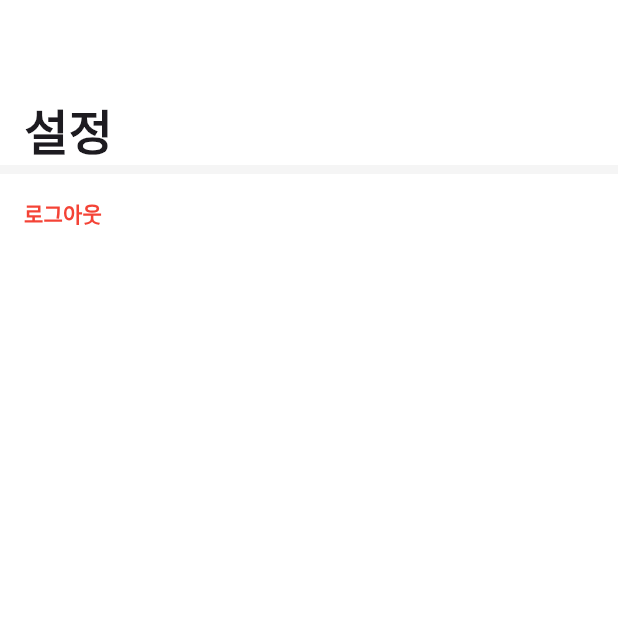
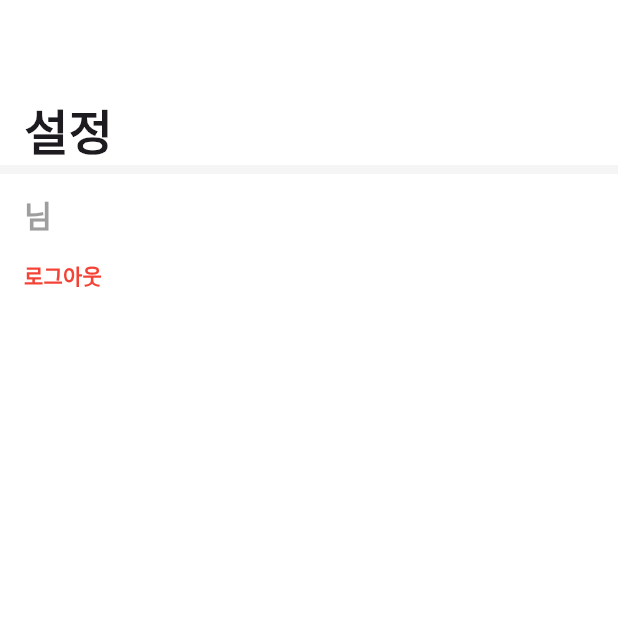
Before and after one commit to SSU-Team-Project/SSUMAP, a Flutter app: the RootTab screen opened directly, item 2 of the bottom bar chosen, after a tap on the "menu" icon, on a phone screen of 412 x 824 dp, the top half of it. Run offline on Flutter 3.47's test engine with Material 3 defaults, Android fonts, the phone set to English and light mode, and no system bars; our stand-ins replace cloud_firestore, firebase_auth, firebase_core, firebase_messaging, flutter_svg, geolocator and 4 more; missing offline and left inert: fluttermoji; accounts and stored records are empty; Roboto replaces fonts that are missing (Pretendard); project files that could hold a hidden picture were left out.

Commit message:
버그 수정 및 미기능 파트 이미지 표시

```diff
--- a/lib/common/layout/default_layout.dart
+++ b/lib/common/layout/default_layout.dart
@@ -49,9 +49,13 @@ class DefaultLayout extends StatelessWidget {
                   ),
                   textAlign: TextAlign.start,
                 ),
-                if(title == 'MY')IconButton(onPressed: (){Navigator.of(context).push(
-                  MaterialPageRoute(builder: (_) => SettingScreen()),
-                );}, icon: Icon(Icons.menu, size: 32.0,))
+                if (title == 'MY')
+                  IconButton(
+                    onPressed: () {
+                      Navigator.of(context).push(_createRoute());
+                    },
+                    icon: Icon(Icons.menu, size: 32.0),
+                  ),
               ],
             ),
           ],
@@ -59,4 +63,23 @@ class DefaultLayout extends StatelessWidget {
       );
     }
   }
+
+  // 새로운 화면으로 전환할 때의 애니메이션을 정의하는 함수
+  Route _createRoute() {
+    return PageRouteBuilder(
+      pageBuilder: (context, animation, secondaryAnimation) => SettingScreen(),
+      transitionsBuilder: (context, animation, secondaryAnimation, child) {
+        const begin = Offset(1.0, 0.0); // 오른쪽에서 시작
+        const end = Offset.zero; // 중앙으로 이동
+        const curve = Curves.ease;
+
+        var tween = Tween(begin: begin, end: end).chain(CurveTween(curve: curve));
+
+        return SlideTransition(
+          position: animation.drive(tween),
+          child: child,
+        );
+      },
+    );
+  }
 }
--- a/lib/main.dart
+++ b/lib/main.dart
@@ -1,6 +1,7 @@
 import 'package:firebase_core/firebase_core.dart';
 import 'package:firebase_messaging/firebase_messaging.dart';
 import 'package:flutter/material.dart';
+import 'package:ssumap/common/view/root_tab.dart';
 import 'package:ssumap/options/firebase_options.dart';
 import 'package:ssumap/onboarding/view/splash_screen.dart';
 
@@ -11,7 +12,6 @@ void main() async{
   );
 
   String? _fcmToken = await FirebaseMessaging.instance.getToken();
-  print('TOKEN: $_fcmToken');
 
   runApp(
     MaterialApp(
--- a/lib/map/component/custom_draggable_sheet.dart
+++ b/lib/map/component/custom_draggable_sheet.dart
@@ -45,7 +45,7 @@ class _CustomDraggableSheetState extends State<CustomDraggableSheet> {
   }
 
   void _checkSheetHeight() {
-    if (_draggableController.size >= 0.9) {
+    if (_draggableController.size >= 0.5) {
       Navigator.pushReplacement(
         context,
         MaterialPageRoute(builder: (context) => widget.view),
--- a/lib/onboarding/view/login_screen.dart
+++ b/lib/onboarding/view/login_screen.dart
@@ -1,6 +1,5 @@
 import 'package:flutter/material.dart';
 import 'package:firebase_auth/firebase_auth.dart';
-import 'package:flutter_svg/svg.dart';
 import 'package:google_sign_in/google_sign_in.dart';
 import '../../common/layout/default_layout.dart';
 import '../../common/view/root_tab.dart';
@@ -40,6 +39,7 @@ class _LoginScreenState extends State<LoginScreen> {
         MaterialPageRoute(builder: (_) => RootTab()),
       );
     } catch (e) {
+      print(e);
       ScaffoldMessenger.of(context).showSnackBar(
         SnackBar(content: Text("Google 로그인 실패")),
       );
@@ -133,6 +133,7 @@ class _LoginArea extends StatelessWidget {
         mainAxisAlignment: MainAxisAlignment.center,
         children: [
           GoogleLogin(signInWithGoogle: signInWithGoogle),
+          SizedBox(height: 40.0),
         ],
       ),
     );
--- a/lib/onboarding/view/setting_screen.dart
+++ b/lib/onboarding/view/setting_screen.dart
@@ -1,5 +1,6 @@
 import 'package:firebase_auth/firebase_auth.dart';
 import 'package:flutter/material.dart';
+import 'package:skeletonizer/skeletonizer.dart';
 import 'package:ssumap/common/layout/default_layout.dart';
 import 'package:ssumap/onboarding/view/login_screen.dart';
 
@@ -20,7 +21,35 @@ class SettingScreen extends StatelessWidget {
       child: Column(
         crossAxisAlignment: CrossAxisAlignment.stretch,
         children: [
-          Container(height: 6.0,color: Colors.grey.shade100,),
+          Container(
+            height: 6.0,
+            color: Colors.grey.shade100,
+          ),
+          Padding(
+            padding: const EdgeInsets.only(left: 16.0, top:12.0,),
+            child: FutureBuilder<String?>(
+                future: _getUserName(),
+                builder: (context, snapshot) {
+                  final idTextStyle = TextStyle(
+                      fontSize: 20.0,
+                      color: Colors.grey,
+                      fontWeight: FontWeight.w600);
+                  if (snapshot.data == ConnectionState.waiting) {
+                    return const Skeletonizer(
+                      child: SizedBox(
+                        width: 100,
+                        height: 25,
+                      ),
+                    );
+                  } else if (snapshot.hasError) {
+                    return const Text('에러 발생');
+                  } else if (!snapshot.hasData || snapshot.data == null) {
+                    return const Text('구글 계정 이름이 존재하지않습니다.');
+                  } else {
+                    return Text('${snapshot.data}님', style: idTextStyle);
+                  }
+                }),
+          ),
           Row(
             children: [
               Expanded(
@@ -59,4 +88,12 @@ class SettingScreen extends StatelessWidget {
       ),
     );
   }
+
+  Future<String?> _getUserName() async {
+    User? user = FirebaseAuth.instance.currentUser;
+    if (user != null) {
+      return user.displayName;
+    }
+    return null;
+  }
 }
--- a/lib/onboarding/view/splash_screen.dart
+++ b/lib/onboarding/view/splash_screen.dart
@@ -20,6 +20,7 @@ class _SplashScreenState extends State<SplashScreen> {
   }
 
   void checkAuthState() async {
+    await Future.delayed(Duration(seconds: 2));
     FirebaseAuth.instance.authStateChanges().listen((User? user) {
       if (user != null) {
         Navigator.of(context).pushReplacement(
--- a/lib/user/view/favorite_screen.dart
+++ b/lib/user/view/favorite_screen.dart
@@ -8,7 +8,19 @@ class FavoriteScreen extends StatelessWidget {
   @override
   Widget build(BuildContext context) {
     return DefaultLayout(
-      child: Container(),
+      child: SizedBox(
+        height: 520,
+        child: Column(
+          crossAxisAlignment: CrossAxisAlignment.center,
+          mainAxisAlignment: MainAxisAlignment.center,
+          children: [
+            Image.asset(
+              'asset/image/coming_soon.png',
+              fit: BoxFit.fill,
+            ),
+          ],
+        ),
+      ),
       title: '즐겨찾기',
     );
   }
--- a/lib/user/view/my_screen.dart
+++ b/lib/user/view/my_screen.dart
@@ -8,30 +8,16 @@ class MyScreen extends StatelessWidget {
   @override
   Widget build(BuildContext context) {
     return DefaultLayout(
-      child: Center(
+      child: SizedBox(
+        height: 520,
         child: Column(
-          mainAxisAlignment: MainAxisAlignment.spaceEvenly,
+          crossAxisAlignment: CrossAxisAlignment.center,
+          mainAxisAlignment: MainAxisAlignment.center,
           children: [
-            Row(
-              mainAxisAlignment: MainAxisAlignment.center,
-              children: [
-                FluttermojiCircleAvatar(
-                  radius: 100,
-                ),
-                const SizedBox(width: 16),
-                // 수정 FAB
-                FloatingActionButton.extended(
-                  onPressed: () {
-                    // TODO : onPressed : 상점으로
-
-                  },
-                  label: const Text('수정'),
-                  icon: const Icon(Icons.checkroom),
-                ),
-
-              ],
+            Image.asset(
+              'asset/image/coming_soon.png',
+              fit: BoxFit.fill,
             ),
-            FluttermojiCustomizer(),
           ],
         ),
       ),
--- a/pubspec.yaml
+++ b/pubspec.yaml
@@ -80,6 +80,7 @@ flutter:
     - asset/icon/marker/
     - asset/icon/ssu/
     - asset/google/
+    - asset/image/
 
   # An image asset can refer to one or more resolution-specific "variants", see
   # https://flutter.dev/to/resolution-aware-images
```
Also changed, not shown: asset/image/coming_soon.png (added).
